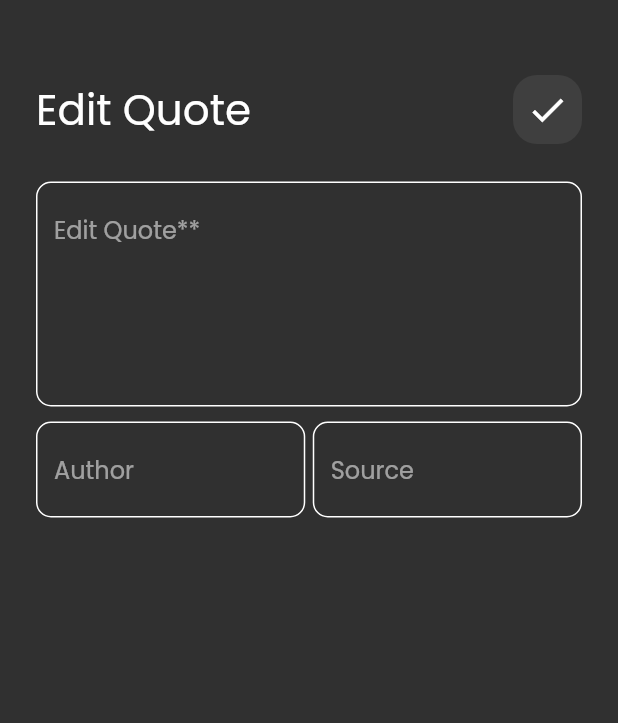
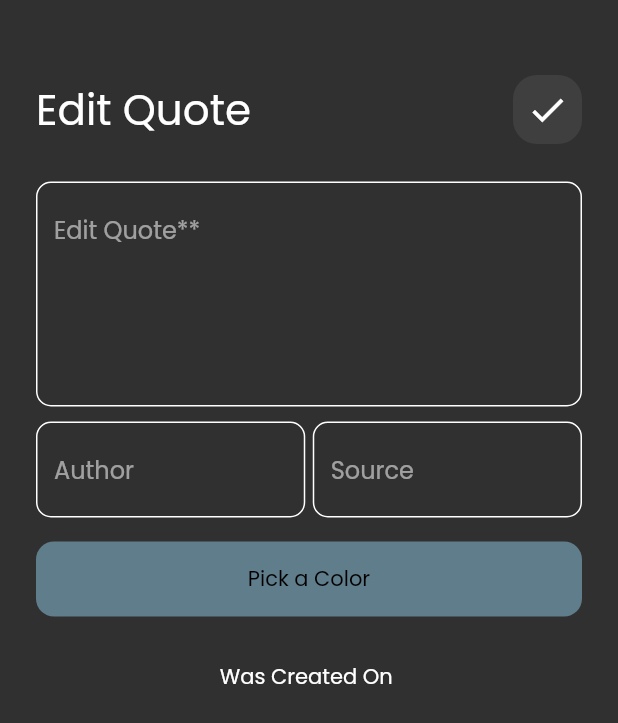
Before and after one commit to AmrTamer23/quote_vault, a Flutter app: the EditQuoteView screen opened directly with empty values, on a phone screen of 412 x 824 dp. Shown: the top 723 px of the screen. Run offline on Flutter 3.47's test engine with Material 2 defaults, Android fonts, the phone set to English and light mode, and no system bars; our stand-ins replace bloc, flutter_bloc, flutter_colorpicker, font_awesome_flutter, hive, hive_flutter and 1 more; missing offline and left inert: flex_color_picker; accounts and stored records are empty.

Commit message:
change color in edit

```diff
--- a/lib/views/widgets/add_quote_form.dart
+++ b/lib/views/widgets/add_quote_form.dart
@@ -68,12 +68,13 @@ class _AddNewQuoteFormState extends State<AddNewQuoteForm> {
           ),
           CustomButton(
             text: "Pick a Color",
+            color: Colors.blueGrey,
             onTap: () async {
               color = await showColorPickerDialog(context, Colors.black);
             },
           ),
           Padding(
-            padding: const EdgeInsets.only(bottom: 8.0),
+            padding: const EdgeInsets.only(bottom: 8.0, top: 16),
             child: BlocBuilder<AddQuoteCubit, AddQuoteState>(
               builder: (context, state) => CustomButton(
                   text: "Add Quote",
--- a/lib/views/widgets/edit_quote_view_body.dart
+++ b/lib/views/widgets/edit_quote_view_body.dart
@@ -5,8 +5,11 @@ import 'package:quote_vault/models/quote_model.dart';
 import 'package:quote_vault/views/widgets/custom_app_bar.dart';
 import 'package:quote_vault/views/widgets/custom_text_field.dart';
 import 'package:flutter_bloc/flutter_bloc.dart';
+import 'package:quote_vault/views/widgets/my_color_picker.dart';
 import '../../cubits/add_quote_cubit/cubit/add_quote_cubit.dart';
 import '../../cubits/quotes_cubit/cubit/quotes_cubit.dart';
+import 'package:flex_color_picker/flex_color_picker.dart';
+import 'my_color_picker.dart';
 import 'custom_button.dart';
 import 'package:intl/intl.dart';
 
@@ -21,6 +24,7 @@ class EditQuoteViewBody extends StatefulWidget {
 
 class _EditQuoteViewBodyState extends State<EditQuoteViewBody> {
   String? quote, author, source;
+  Color? color;
 
   @override
   Widget build(BuildContext context) {
@@ -35,6 +39,7 @@ class _EditQuoteViewBodyState extends State<EditQuoteViewBody> {
               widget.quoteModel.quote = quote ?? widget.quoteModel.quote;
               widget.quoteModel.author = author ?? widget.quoteModel.author;
               widget.quoteModel.source = source ?? widget.quoteModel.source;
+              widget.quoteModel.color = color?.value ?? widget.quoteModel.color;
               widget.quoteModel.save();
               Navigator.pop(context);
               BlocProvider.of<QuotesCubit>(context).fetchAllQuotes();
@@ -74,7 +79,20 @@ class _EditQuoteViewBodyState extends State<EditQuoteViewBody> {
             ],
           ),
           const SizedBox(
+            height: 16,
+          ),
+          CustomButton(
+            text: "Pick a Color",
+            color: Colors.blueGrey,
+            onTap: () async {
+              color = await showColorPickerDialog(context, Colors.black);
+            },
+          ),
+          const SizedBox(
             height: 30,
+          ),
+          Text(
+            "Was Created On ${widget.quoteModel.date}",
           ),
         ],
       ),
--- /dev/null
+++ b/lib/views/widgets/lang_detector.dart
@@ -0,0 +1,4 @@
+bool isEnglish(String text) {
+  RegExp englishAlphabetRegExp = RegExp('[A-Za-z]+');
+  return englishAlphabetRegExp.hasMatch(text);
+}
--- a/lib/views/widgets/my_color_picker.dart
+++ b/lib/views/widgets/my_color_picker.dart
@@ -1,7 +1,7 @@
 import 'package:flutter/material.dart';
 import 'package:flutter_colorpicker/flutter_colorpicker.dart';
 
-Color? showColorPickerDialog(BuildContext context) {
+Color? ColorPickerDialog(BuildContext context) {
   Color selectedColor = Colors.white; // default color
 
   showDialog(
```
Also changed, not shown: lib/views/widgets/quote_item.dart (+18 -12 lines), pubspec.yaml (+6 -6 lines), assets/fonts/Kufam-Italic-VariableFont_wght.ttf (added), assets/fonts/Kufam-VariableFont_wght.ttf (added), pubspec.lock.
